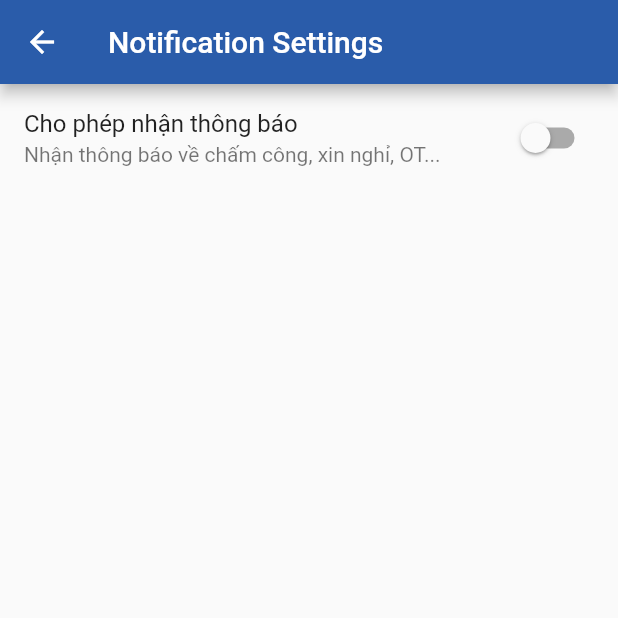
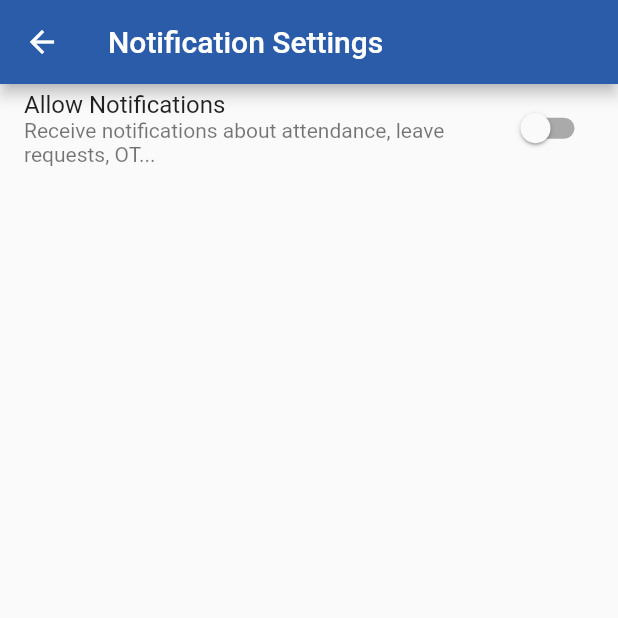
Before and after one commit to hoanglong0299/EnterpriseManagement-MB, a Flutter app: the NotificationSettingsScreen screen opened directly with empty values, on a phone screen of 412 x 824 dp, the top half of it. Run offline on Flutter 3.47's test engine with Material 3 defaults, Android fonts, the phone set to English and light mode, and no system bars; our stand-ins replace dio, shared_preferences; accounts and stored records are empty.

Commit message:
đổi tiếng anh

```diff
--- a/lib/features/profile/screens/profile_screen.dart
+++ b/lib/features/profile/screens/profile_screen.dart
@@ -49,12 +49,12 @@ class _ProfileScreenState extends State<ProfileScreen> {
     showDialog(
       context: context,
       builder: (context) => AlertDialog(
-        title: const Text('Đăng xuất'),
-        content: const Text('Bạn có chắc chắn muốn đăng xuất khỏi ứng dụng?'),
+        title: const Text('Logging Out'),
+        content: const Text('Are you sure you want to log out of the application?'),
         actions: [
           TextButton(
             onPressed: () => Navigator.pop(context),
-            child: const Text('Hủy', style: TextStyle(color: Colors.grey)),
+            child: const Text('Cancel', style: TextStyle(color: Colors.grey)),
           ),
           TextButton(
             onPressed: () {
@@ -261,8 +261,8 @@ class _NotificationSettingsScreenState extends State<NotificationSettingsScreen>
       body: ListView(
         children: [
           SwitchListTile(
-            title: const Text('Cho phép nhận thông báo'),
-            subtitle: const Text('Nhận thông báo về chấm công, xin nghỉ, OT...'),
+            title: const Text('Allow Notifications'),
+            subtitle: const Text('Receive notifications about attendance, leave requests, OT...'),
             value: _isOn,
             activeColor: const Color(0xFF2A5CAA),
             onChanged: (value) {
```
